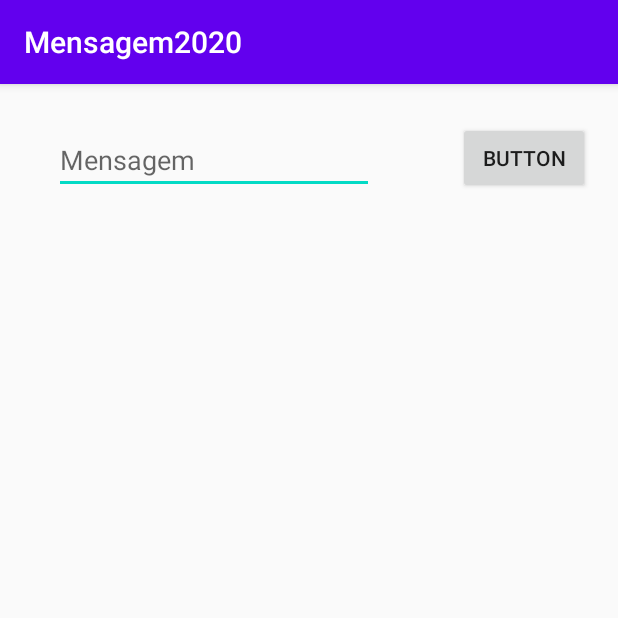
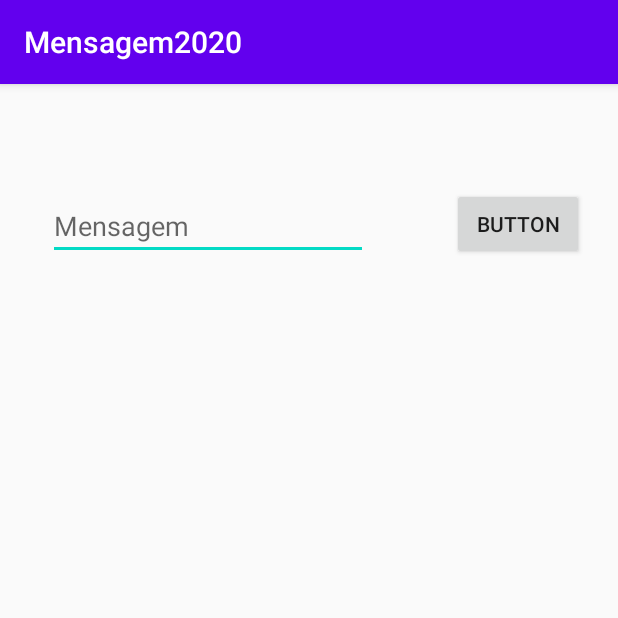
Before and after one commit to HenriqueAraujo97/Mensagem2020, an Android app: the screen it shows after launch (MainActivity), on a phone screen of 412 x 824 dp, the top half of it. Run offline under Robolectric (Android 15) with nearby library versions, the phone set to English and light mode, and no system bars.

Commit message:
Criação do novo App Mensagem2020

```diff
--- a/app/src/main/res/layout/activity_main.xml
+++ b/app/src/main/res/layout/activity_main.xml
@@ -20,9 +20,9 @@
         android:id="@+id/editText"
         android:layout_width="wrap_content"
         android:layout_height="wrap_content"
-        android:layout_marginStart="36dp"
-        android:layout_marginLeft="36dp"
-        android:layout_marginTop="28dp"
+        android:layout_marginStart="32dp"
+        android:layout_marginLeft="32dp"
+        android:layout_marginTop="72dp"
         android:autofillHints=""
         android:ems="10"
         android:hint="Mensagem"
```
